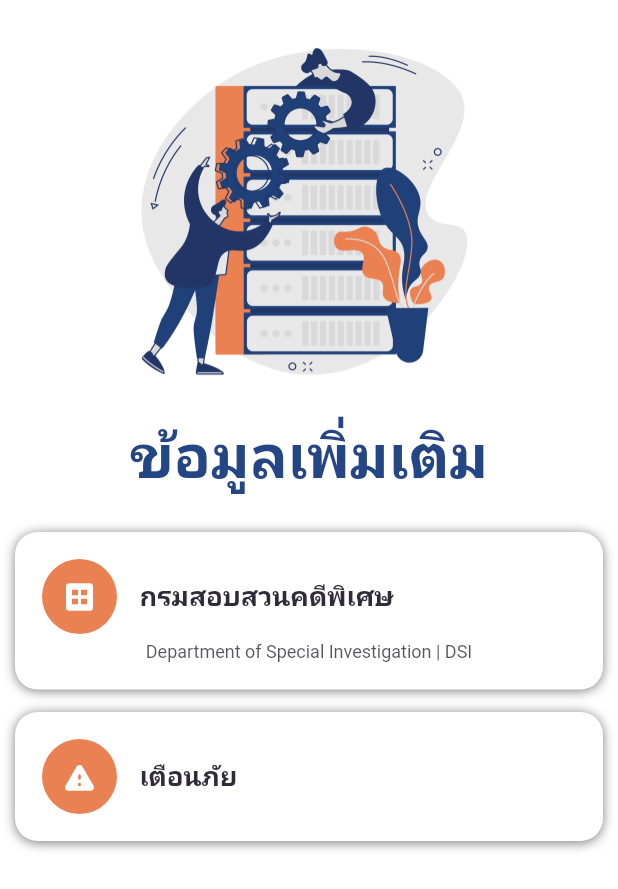
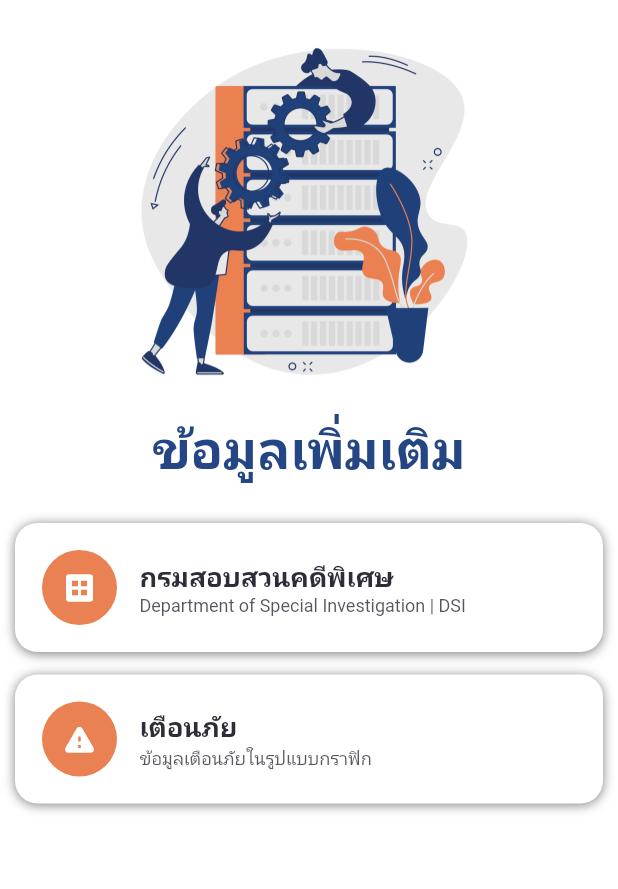
Before and after one commit to SomsakST/NewsCluesApp, a Flutter app: the DATAcommunicate screen opened directly, on a phone screen of 412 x 824 dp. Shown: the top 889 px of the screen. Run offline on Flutter 3.47's test engine with Material 2 defaults, Android fonts, the phone set to English and light mode, and no system bars; our stand-ins replace awesome_dialog, cloud_firestore, firebase_auth, firebase_core, fluttertoast, geolocator and 3 more; missing offline and left inert: circular_bottom_navigation; accounts and stored records are empty; Roboto replaces fonts that are missing (Prompt); statements that could not run were skipped.

Commit message:
update V.NewApp  27/02/66

```diff
--- a/lib/screen/DATAcommunicate.dart
+++ b/lib/screen/DATAcommunicate.dart
@@ -55,7 +55,7 @@
                   textAlign: TextAlign.center,
                   style: TextStyle(
                       color: MyColors.nBlue,
-                      fontSize: 40,
+                      fontSize: 35,
                       fontWeight: FontWeight.bold),
                 ),
                 const SizedBox(
@@ -114,6 +114,9 @@
                       const SizedBox(
                         width: 15,
                       ),
+                      Column(
+                        crossAxisAlignment: CrossAxisAlignment.start,
+                        children: [
                           Text(
                             "กรมสอบสวนคดีพิเศษ",
                             style: TextStyle(
@@ -122,20 +125,19 @@
                                 fontSize: MyFontSize.large1,
                                 fontWeight: FontWeight.bold),
                           ),
-                    ],
-                  ),
-                  const SizedBox(
-                    height: 5,
-                  ),
-                  Center(
-                    child: Text(
+                          Text(
                             "Department of Special Investigation | DSI",
                             style: TextStyle(
                               color: MyColors.blackText.withOpacity(.8),
                               fontSize: MyFontSize.small3,
                             ),
                           ),
+                        ],
                       ),
+                    ],
+                  ),
+
+
                 ],
               ),
             ),
@@ -170,16 +172,26 @@
                   const SizedBox(
                     width: 15,
                   ),
+                   Column(
+                        crossAxisAlignment: CrossAxisAlignment.start,
+                        children: [
                           Text(
                             "เตือนภัย",
                             style: TextStyle(
+
                                 color: MyColors.blackText,
                                 fontSize: MyFontSize.large1,
                                 fontWeight: FontWeight.bold),
                           ),
-                  // const SizedBox(
-                  //   height: 10,
-                  // ),
+                          Text(
+                            "ข้อมูลเตือนภัยในรูปแบบกราฟิก",
+                            style: TextStyle(
+                              color: MyColors.blackText.withOpacity(.8),
+                              fontSize: MyFontSize.small3,
+                            ),
+                          ),
+                        ],
+                      ),
                 ],
               ),
             ),
--- a/lib/screen/indexLogo.dart
+++ b/lib/screen/indexLogo.dart
@@ -21,7 +21,7 @@
     Timer(
         const Duration(seconds: 5),
         () => Navigator.of(context).pushReplacement(
-            MaterialPageRoute(builder: (BuildContext context) => HomeBar())));
+            MaterialPageRoute(builder: (BuildContext context) => const HomeBar())));
 // OnboardingScreen()
     return Scaffold(
       backgroundColor: MyColors.nBlue,
@@ -37,7 +37,7 @@
             child: Column(
               mainAxisAlignment: MainAxisAlignment.center,
               children: [
-                Image.asset('images/Newclues.5.1.png', scale:8),
+                Image.asset('images/Newclues.5.1.png', scale:3),
               ],
             ),
           ),
```
Also changed, not shown: lib/insert.dart/FormclursStepper.dart (+48 -48 lines), lib/screen/Welclues.dart (+5 -18 lines), lib/screen/contact.dart (+4 -4 lines), images/Newclues.5.1.png, images/Newclues.5.2.png, 5 other files. Lines whose indentation alone changed are shown as unchanged.
